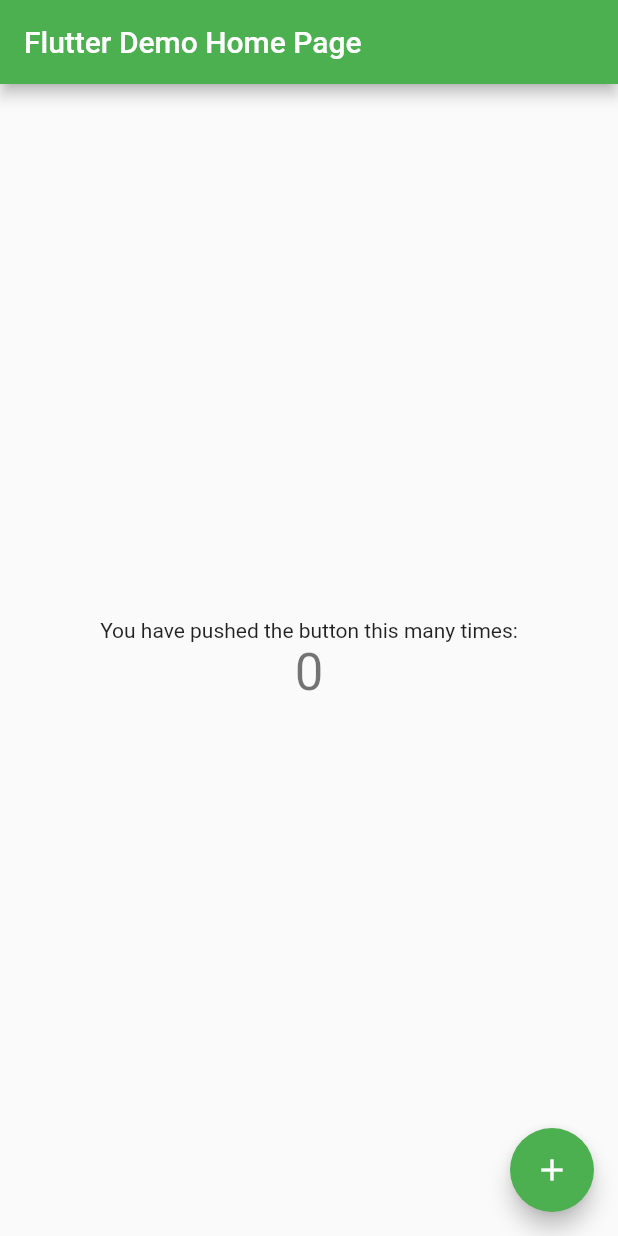
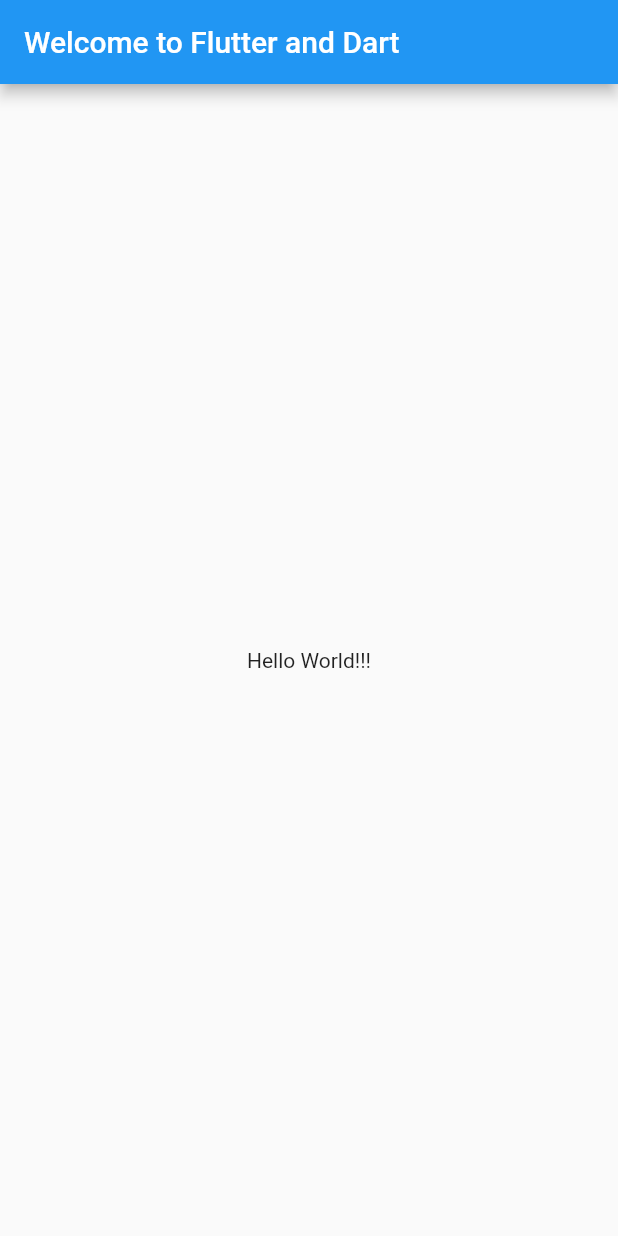
Before and after one commit to over40dev/edu-flutter-dart-starter, a Flutter app: the screen it shows after launch, on a phone screen of 412 x 824 dp. Run offline on Flutter 3.47's test engine with Material 2 defaults, Android fonts, the phone set to English and light mode, and no system bars.

Commit message:
HelloWorld working from scratch main.dart

```diff
--- a/lib/main.dart
+++ b/lib/main.dart
@@ -1,117 +1,25 @@
 import 'package:flutter/material.dart';
 
-void main() {
-  runApp(MyApp());
+void main() => runApp(StartupNamer());
+
+class StartupNamer extends StatefulWidget {
+  @override
+  _StartupNamerState createState() => _StartupNamerState();
 }
 
-class MyApp extends StatelessWidget {
-  // This widget is the root of your application.
+class _StartupNamerState extends State<StartupNamer> {
   @override
   Widget build(BuildContext context) {
     return MaterialApp(
-      title: 'Flutter Demo',
-      theme: ThemeData(
-        // This is the theme of your application.
-        //
-        // Try running your application with "flutter run". You'll see the
-        // application has a blue toolbar. Then, without quitting the app, try
-        // changing the primarySwatch below to Colors.green and then invoke
-        // "hot reload" (press "r" in the console where you ran "flutter run",
-        // or simply save your changes to "hot reload" in a Flutter IDE).
-        // Notice that the counter didn't reset back to zero; the application
-        // is not restarted.
-        primarySwatch: Colors.green,
-        // This makes the visual density radapt to the platform that you run
-        // the app on. For desktop platforms, the controls will be smaller and
-        // closer together (more dense) than ron mobile platforms.
-        visualDensity: VisualDensity.adaptivePlatformDensity,
+      title: 'Welcome to Flutter',
+      home: Scaffold(
+        appBar: AppBar(
+          title: Text('Welcome to Flutter and Dart'),
+        ),
+        body: Center(
+          child: Text('Hello World!!!'),
+        ),
       ),
-      home: MyHomePage(title: 'Flutter Demo Home Page'),
     );
   }
 }
-
-class MyHomePage extends StatefulWidget {
-  MyHomePage({Key key, this.title}) : super(key: key);
-
-  // This widget is the home page of your application. It is stateful, meaning
-  // that it has a State object (defined below) that contains fields that affect
-  // how it looks.
-
-  // This class is the configuration for the state. It holds the values (in this
-  // case the title) provided by the parent (in this case the App widget) and
-  // used by the build method of the State. Fields in a Widget subclass are
-  // always marked "final".
-
-  final String title;
-
-  @override
-  _MyHomePageState createState() => _MyHomePageState();
-}
-
-class _MyHomePageState extends State<MyHomePage> {
-  int _counter = 0;
-
-  void _incrementCounter() {
-    setState(() {
-      // This call to setState tells the Flutter framework that something has
-      // changed in this State, which causes it to rerun the build method below
-      // so that the display can reflect the updated values. If we changed
-      // _counter without calling setState(), then the build method would not be
-      // called again, and so nothing would appear to happen.
-      _counter++;
-    });
-  }
-
-  @override
-  Widget build(BuildContext context) {
-    // This method is rerun every time setState is called, for instance as done
-    // by the _incrementCounter method above.
-    //
-    // The Flutter framework has been optimized to make rerunning build methods
-    // fast, so that you can just rebuild anything that needs updating rather
-    // than having to individually change instances of widgets.
-    return Scaffold(
-      appBar: AppBar(
-        // Here we take the value from the MyHomePage object that was created by
-        // the App.build method, and use it to set our appbar title.
-        title: Text(widget.title),
-      ),
-      body: Center(
-        // Center is a layout widget. It takes a single child and positions it
-        // in the middle of the parent.
-        child: Column(
-          // Column is also a layout widget. It takes a list of children and
-          // arranges them vertically. By default, it sizes itself to fit its
-          // children horizontally, and tries to be as tall as its parent.
-          //
-          // Invoke "debug painting" (press "p" in the console, choose the
-          // "Toggle Debug Paint" action from the Flutter Inspector in Android
-          // Studio, or the "Toggle Debug Paint" command in Visual Studio Code)
-          // to see the wireframe for each widget.
-          //
-          // Column has various properties to control how it sizes itself and
-          // how it positions its children. Here we use mainAxisAlignment to
-          // center the children vertically; the main axis here is the vertical
-          // axis because Columns are vertical (the cross axis would be
-          // horizontal).
-          mainAxisAlignment: MainAxisAlignment.center,
-          children: <Widget>[
-            Text(
-              'You have pushed the button this many times:',
-            ),
-            Text(
-              '$_counter',
-              style: Theme.of(context).textTheme.headline4,
-            ),
-          ],
-        ),
-      ),
-      floatingActionButton: FloatingActionButton(
-        onPressed: _incrementCounter,
-        tooltip: 'Increment',
-        child: Icon(Icons.add),
-      ), // This trailing comma makes auto-formatting nicer for build methods.
-    );
-  }
-}
```
Also changed, not shown: pubspec.yaml (+0 -39 lines), 1 other file.
